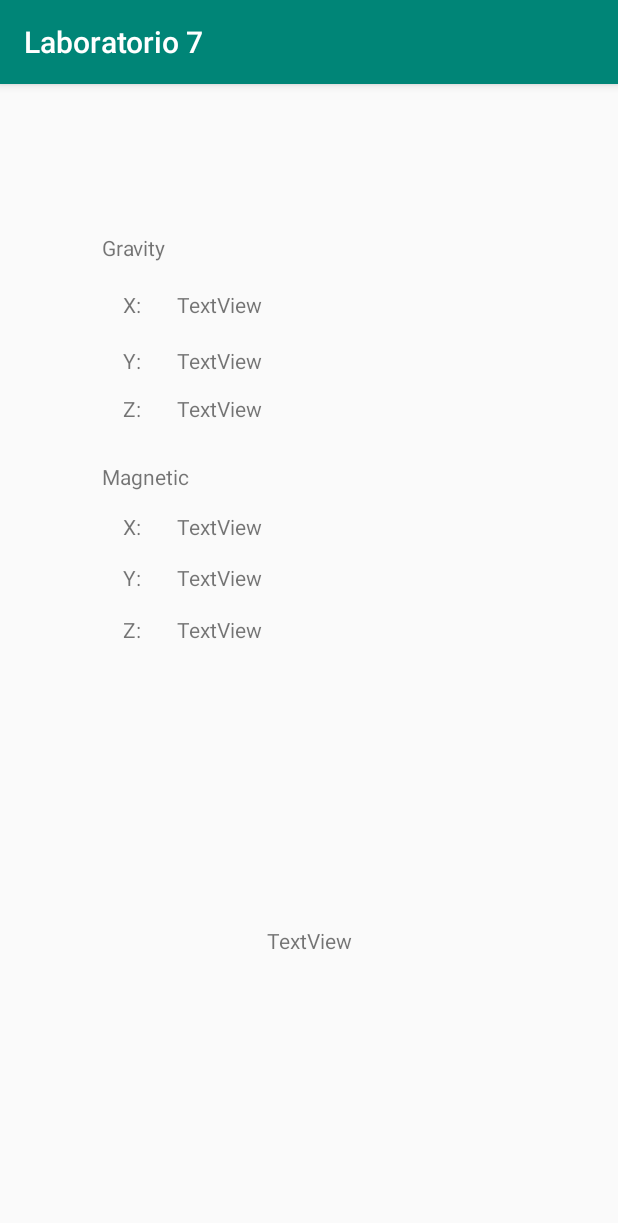
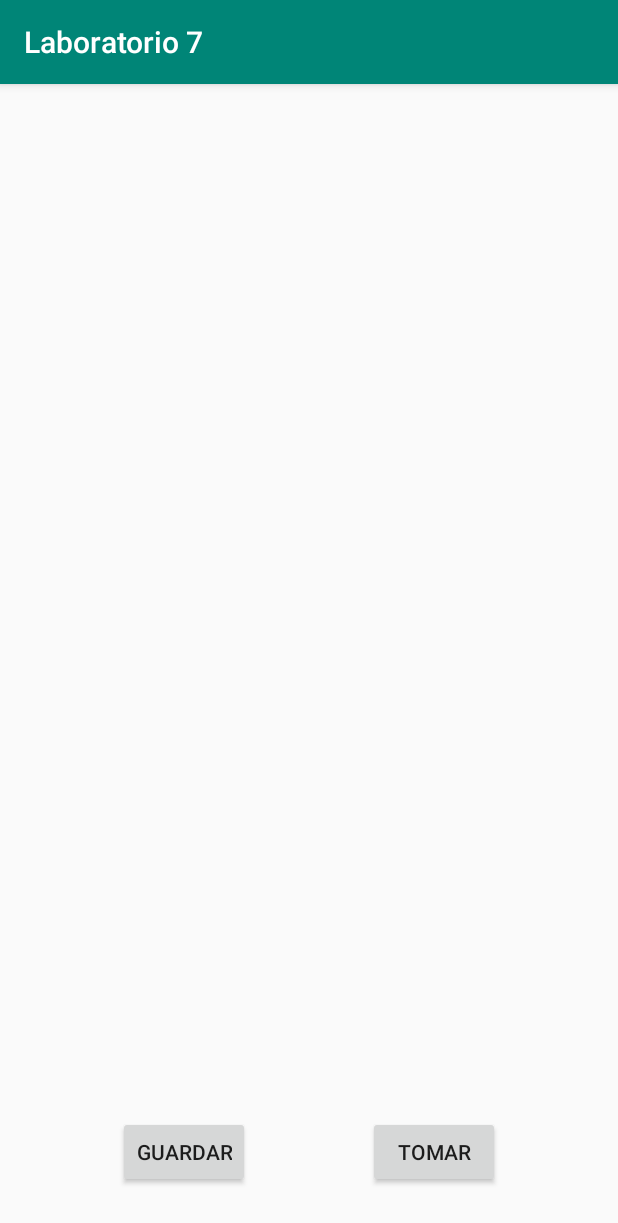
Before and after one commit to andreafhm/Laboratorio07, an Android app: the screen it shows after launch (MainActivity before the commit, MainActivity2 after it), on a phone screen of 412 x 824 dp. Shown: the top 1223 px of the screen. Run offline under Robolectric (Android 15) with nearby library versions, the phone set to English and light mode, and no system bars.

Commit message:
ultimo alb ga

```diff
--- a/app/src/main/java/firebase/app/laboratorio7/MainActivity.java
+++ b/app/src/main/java/firebase/app/laboratorio7/MainActivity.java
@@ -27,15 +27,15 @@ public class MainActivity extends AppCompatActivity implements SensorEventListen
         super.onCreate(savedInstanceState);
         setContentView(R.layout.activity_main);
 
-        gx = (TextView) findViewById(R.id.Gx);
-        gy = (TextView) findViewById(R.id.Gy);
-        gz = (TextView) findViewById(R.id.Gz);
+        gx = findViewById(R.id.Gx);
+        gy = findViewById(R.id.Gy);
+        gz = findViewById(R.id.Gz);
 
-        mx = (TextView) findViewById(R.id.Mx);
-        my = (TextView) findViewById(R.id.My);
-        mz = (TextView) findViewById(R.id.Mz);
+        mx = findViewById(R.id.Mx);
+        my = findViewById(R.id.My);
+        mz = findViewById(R.id.Mz);
 
-        orientacion = (TextView) findViewById(R.id.orientacion);
+        orientacion = findViewById(R.id.orientacion);
 
 
         sm = (SensorManager) getSystemService(Context.SENSOR_SERVICE);
--- /dev/null
+++ b/app/src/main/java/firebase/app/laboratorio7/MainActivity2.kt
@@ -0,0 +1,66 @@
+package firebase.app.laboratorio7
+
+import android.Manifest
+import android.app.Activity
+import android.content.Intent
+import android.content.pm.PackageManager
+import android.graphics.Bitmap
+import android.net.Uri
+import android.os.Bundle
+import android.provider.MediaStore
+import android.widget.Toast
+import androidx.appcompat.app.AppCompatActivity
+import androidx.core.app.ActivityCompat
+import androidx.documentfile.provider.DocumentFile
+import com.bumptech.glide.Glide
+import kotlinx.android.synthetic.main.activity_main2.*
+import java.io.ByteArrayOutputStream
+
+
+class MainActivity2 : AppCompatActivity() {
+
+    val READ_REQUEST_CODE = 3454
+    val CAMARA_PERMISSION = 654
+    val CAMERA_REQUEST = 663
+    val FILENAME = "prueba"
+    lateinit var bitmap: Bitmap
+
+    override fun onCreate(savedInstanceState: Bundle?) {
+        super.onCreate(savedInstanceState)
+        setContentView(R.layout.activity_main2)
+        guardar.setOnClickListener {
+            val i = Intent(Intent.ACTION_OPEN_DOCUMENT_TREE)
+            startActivityForResult(i, READ_REQUEST_CODE)
+        }
+        tomar.setOnClickListener {
+            if (ActivityCompat.checkSelfPermission(
+                            this,
+                            Manifest.permission.CAMERA
+                    ) == PackageManager.PERMISSION_DENIED
+            ) {
+                Toast.makeText(this, "Se requieren permisos para continuar", Toast.LENGTH_LONG)
+                        .show()
+                requestPermissions(arrayOf(Manifest.permission.CAMERA), CAMARA_PERMISSION)
+            } else {
+                // Abrir la camara
+                val cameraIntent = Intent(MediaStore.ACTION_IMAGE_CAPTURE)
+                startActivityForResult(cameraIntent, CAMERA_REQUEST)
+            }
+        }
+    }
+    override fun onActivityResult(requestCode: Int, resultCode: Int, data: Intent?) {
+
+        if (requestCode == CAMERA_REQUEST && resultCode == Activity.RESULT_OK) {
+            bitmap = (data?.extras?.get("data") as Bitmap)
+            Glide.with(this).load(bitmap).into(imageView)
+            val byteArrayOutputStream = ByteArrayOutputStream()
+            bitmap.compress(Bitmap.CompressFormat.PNG, 100, byteArrayOutputStream)
+        }
+        if (requestCode == READ_REQUEST_CODE && resultCode == Activity.RESULT_OK) {
+            val dc = DocumentFile.fromTreeUri(this,Uri.parse(data?.dataString))
+            val nuevoArchivo = dc?.createFile("image/png",FILENAME)
+            val outputStream  = contentResolver.openOutputStream(nuevoArchivo?.uri!!)
+            bitmap.compress(Bitmap.CompressFormat.PNG, 100, outputStream)
+        }
+    }
+}
--- /dev/null
+++ b/app/src/main/res/layout/activity_main2.xml
@@ -0,0 +1,44 @@
+<?xml version="1.0" encoding="utf-8"?>
+<androidx.constraintlayout.widget.ConstraintLayout xmlns:android="http://schemas.android.com/apk/res/android"
+    xmlns:app="http://schemas.android.com/apk/res-auto"
+    xmlns:tools="http://schemas.android.com/tools"
+    android:layout_width="match_parent"
+    android:layout_height="match_parent"
+    tools:context=".MainActivity2">
+
+    <ImageView
+        android:id="@+id/imageView"
+        android:layout_width="0dp"
+        android:layout_height="0dp"
+        android:layout_marginStart="16dp"
+        android:layout_marginLeft="16dp"
+        android:layout_marginTop="16dp"
+        android:layout_marginEnd="16dp"
+        android:layout_marginRight="16dp"
+        android:layout_marginBottom="16dp"
+        app:layout_constraintBottom_toTopOf="@+id/guardar"
+        app:layout_constraintEnd_toEndOf="parent"
+        app:layout_constraintStart_toStartOf="parent"
+        app:layout_constraintTop_toTopOf="parent" />
+
+    <Button
+        android:id="@+id/tomar"
+        android:layout_width="wrap_content"
+        android:layout_height="wrap_content"
+        android:text="tomar"
+        app:layout_constraintEnd_toEndOf="parent"
+        app:layout_constraintHorizontal_bias="0.5"
+        app:layout_constraintStart_toEndOf="@+id/guardar"
+        app:layout_constraintTop_toTopOf="@+id/guardar" />
+
+    <Button
+        android:id="@+id/guardar"
+        android:layout_width="wrap_content"
+        android:layout_height="wrap_content"
+        android:layout_marginBottom="32dp"
+        android:text="guardar"
+        app:layout_constraintBottom_toBottomOf="parent"
+        app:layout_constraintEnd_toStartOf="@+id/tomar"
+        app:layout_constraintHorizontal_bias="0.5"
+        app:layout_constraintStart_toStartOf="parent" />
+</androidx.constraintlayout.widget.ConstraintLayout>
--- a/build.gradle
+++ b/build.gradle
@@ -1,6 +1,9 @@
 // Top-level build file where you can add configuration options common to all sub-projects/modules.
 
 buildscript {
+    ext {
+        kotlin_version = '1.3.72'
+    }
     repositories {
         google()
         jcenter()
@@ -8,6 +11,7 @@ buildscript {
     }
     dependencies {
         classpath 'com.android.tools.build:gradle:3.5.0'
+        classpath "org.jetbrains.kotlin:kotlin-gradle-plugin:$kotlin_version"
 
         // NOTE: Do not place your application dependencies here; they belong
         // in the individual module build.gradle files
```
Also changed, not shown: app/build.gradle (+8 -1 lines), app/src/main/AndroidManifest.xml (+13 -1 lines).
